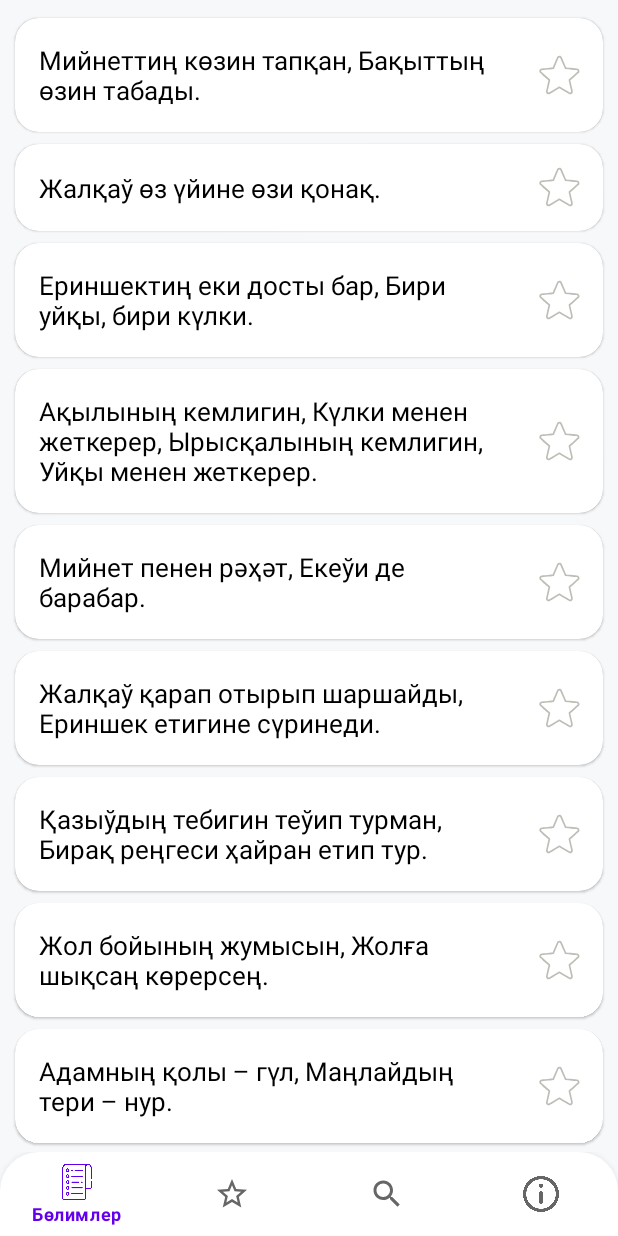
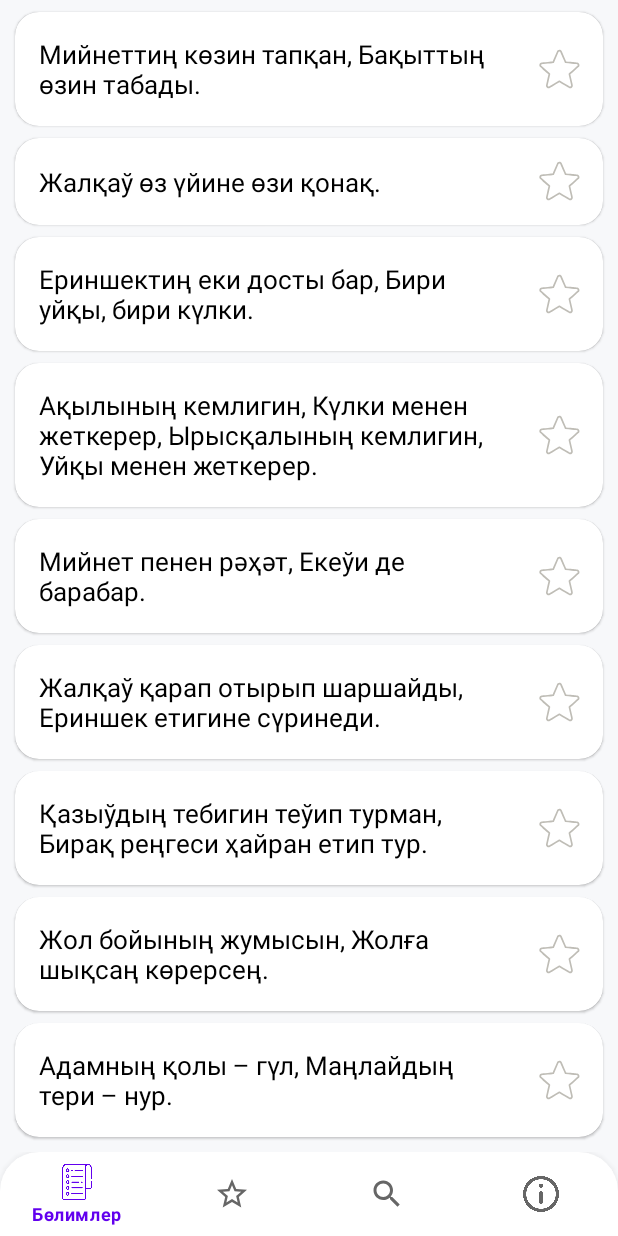
Before and after one commit to Diyarbek02/Qaraqalpaqshanaqillar, an Android app: the NaqillarFragment screen opened through its navigation route, on a phone screen of 412 x 824 dp. Run offline under Robolectric (Android 15) with nearby library versions, the phone set to English and light mode, and no system bars; our stand-ins replace Room's generated code, RxJava, navigation-ui.

Commit message:
20.09.2022

```diff
--- a/app/src/main/java/com/example/qaraqalpaqshanaqillar/ui/Naqillar/NaqillarAdapter.kt
+++ b/app/src/main/java/com/example/qaraqalpaqshanaqillar/ui/Naqillar/NaqillarAdapter.kt
@@ -12,8 +12,7 @@ import com.example.qaraqalpaqshanaqillar.databinding.ItemNaqillarBinding
 import kotlinx.android.synthetic.main.item_naqillar.view.*
 
 class NaqillarAdapter : RecyclerView.Adapter<NaqillarAdapter.NaqillarViewHolder>() {
-
-    var models: List<Naqillar> = listOf()
+    var models = listOf<Naqillar>()
         @SuppressLint("NotifyDataSetChanged")
         set(value) {
             field = value
--- a/app/src/main/java/com/example/qaraqalpaqshanaqillar/viewModel/NaqilViewModel.kt
+++ b/app/src/main/java/com/example/qaraqalpaqshanaqillar/viewModel/NaqilViewModel.kt
@@ -1,7 +1,5 @@
 package com.example.qaraqalpaqshanaqillar.viewModel
 
-import android.widget.Toast
-import androidx.core.view.isVisible
 import androidx.lifecycle.*
 import com.example.qaraqalpaqshanaqillar.data.dao.NaqilDao
 import com.example.qaraqalpaqshanaqillar.data.model.Naqil
--- a/app/src/main/res/layout/fragment_naqillar.xml
+++ b/app/src/main/res/layout/fragment_naqillar.xml
@@ -10,11 +10,12 @@
         android:id="@+id/recyclerView_naqillar"
         android:layout_width="match_parent"
         android:layout_height="wrap_content"
-        android:layout_marginTop="8dp"
+        android:layout_marginTop="4dp"
+        android:orientation="vertical"
         android:paddingBottom="10dp"
-        android:orientation="vertical"
         app:layoutManager="androidx.recyclerview.widget.LinearLayoutManager"
         app:layout_constraintTop_toTopOf="parent"
+        tools:layout_editor_absoluteX="31dp"
         tools:listitem="@layout/item_naqillar" />
 
 </androidx.constraintlayout.widget.ConstraintLayout>
```
